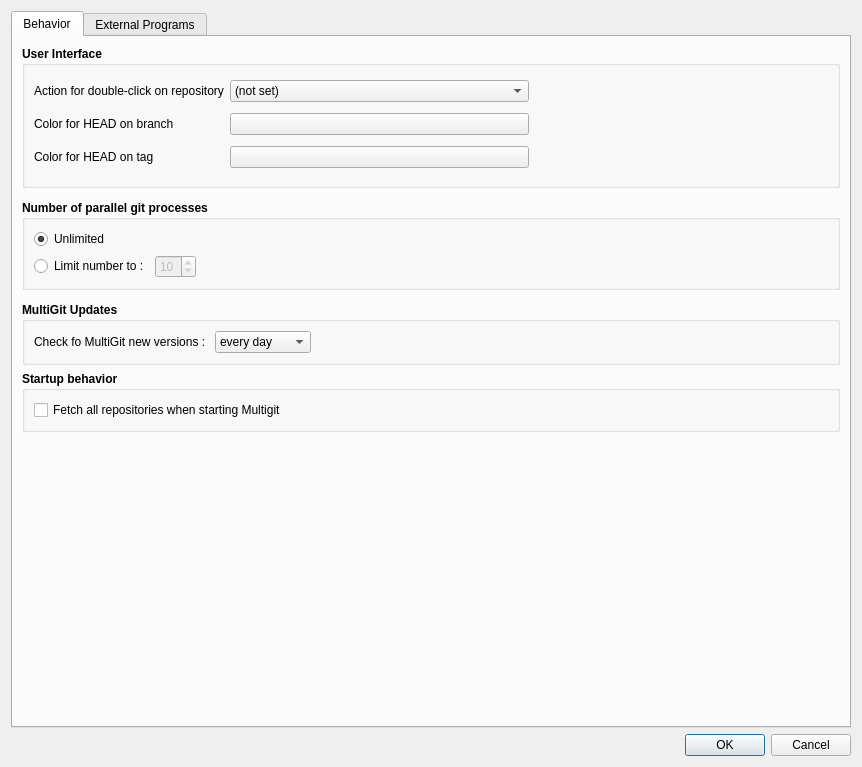
First picture: the form in src/gui/ui_preferences.ui, repository idemia/multigit, before the edit.
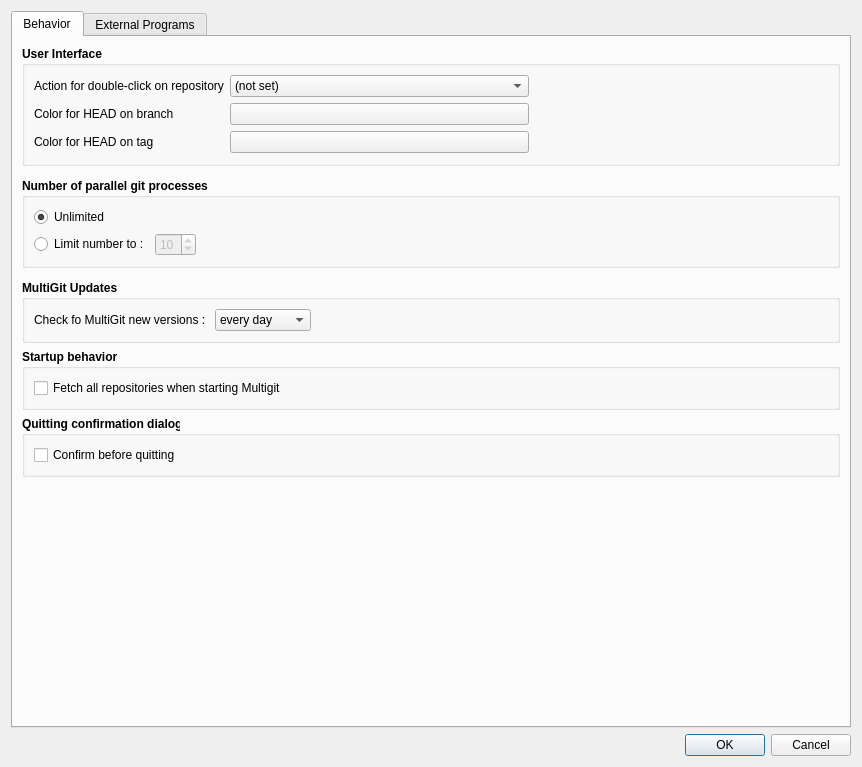
Second picture: the form after the edit.

Commit message: Add confirm before quit dialog and settings

What changed in the file:
```diff
--- a/src/gui/ui_preferences.ui
+++ b/src/gui/ui_preferences.ui
@@ -411,6 +411,32 @@
          </layout>
         </widget>
        </item>
+       <item>
+        <widget class="QGroupBox" name="groupBox_9">
+         <property name="font">
+          <font>
+           <bold>true</bold>
+          </font>
+         </property>
+         <property name="title">
+          <string>Quitting confirmation dialog</string>
+         </property>
+         <layout class="QVBoxLayout" name="verticalLayout_6">
+          <item>
+           <widget class="QCheckBox" name="checkBoxConfirmWhenQuitting">
+            <property name="font">
+             <font>
+              <bold>false</bold>
+             </font>
+            </property>
+            <property name="text">
+             <string>Confirm before quitting</string>
+            </property>
+           </widget>
+          </item>
+         </layout>
+        </widget>
+       </item>
        <item>
         <spacer name="verticalSpacer_2">
          <property name="orientation">
```
Left out of the diff: 164 changed lines with no effect on the pictures. The commit also changes 5 other files.
